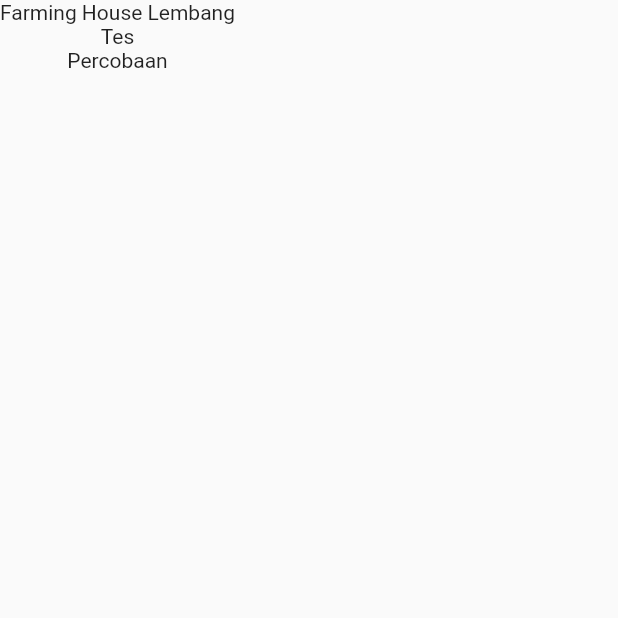
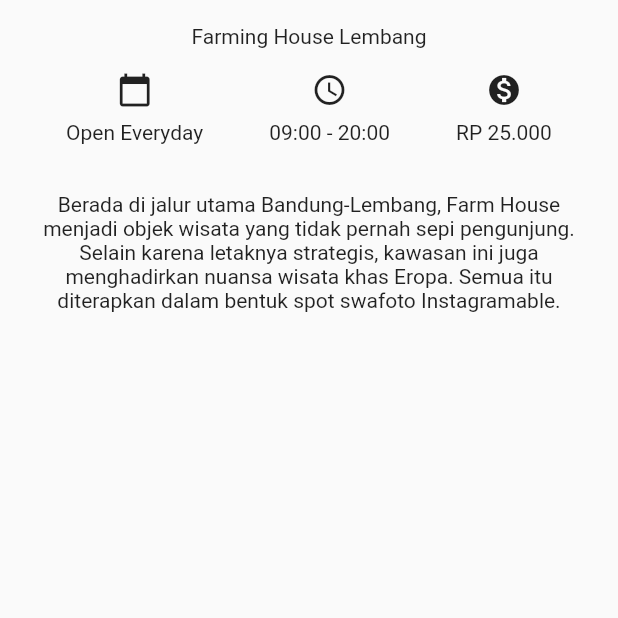
Before and after one commit to Erdianus/belajarmobile_dicoding, a Flutter app: the DetailScreen screen opened directly, on a phone screen of 412 x 824 dp, the top half of it. Run offline on Flutter 3.47's test engine with Material 2 defaults, Android fonts, the phone set to English and light mode, and no system bars.

Commit message:
menambahkan icon

```diff
--- a/lib/main.dart
+++ b/lib/main.dart
@@ -11,17 +11,85 @@
         theme: ThemeData(
           primarySwatch: Colors.green,
         ),
-        home: Gambar());
+        home: DetailScreen());
   }
 }
+
+// class DropDown  extends StatefulWidget {
+//   @override
+//   _DropDownState createState() => _DropDownState();
+// }
+
+// class _State extends State<> {
+//   @override
+//   Widget build(BuildContext context) {
+//     return Container(
+
+//     );
+//   }
+// }
 
 class DetailScreen extends StatelessWidget {
   @override
   Widget build(BuildContext context) {
     return Scaffold(
-        body: Column(
-      children: [Text('Farming House Lembang'), Text('Tes'), Text('Percobaan')],
-    ));
+      body: SafeArea(
+        child: Column(
+          crossAxisAlignment: CrossAxisAlignment.stretch,
+          children: [
+            Container(
+              margin: EdgeInsets.only(top: 16),
+              child: Text(
+                'Farming House Lembang',
+                textAlign: TextAlign.center,
+              ),
+            ),
+            Container(
+              margin: EdgeInsets.symmetric(vertical: 16),
+              child: Row(
+                mainAxisAlignment: MainAxisAlignment.spaceEvenly,
+                children: [
+                  Column(
+                    children: [
+                      Icon(Icons.calendar_today),
+                      SizedBox(
+                        height: 8.0,
+                      ),
+                      Text("Open Everyday"),
+                    ],
+                  ),
+                  Column(
+                    children: [
+                      Icon(Icons.access_time),
+                      SizedBox(
+                        height: 8.0,
+                      ),
+                      Text("09:00 - 20:00"),
+                    ],
+                  ),
+                  Column(
+                    children: [
+                      Icon(Icons.monetization_on),
+                      SizedBox(
+                        height: 8.0,
+                      ),
+                      Text("RP 25.000"),
+                    ],
+                  ),
+                ],
+              ),
+            ),
+            Container(
+              padding: EdgeInsets.all(16),
+              child: Text(
+                'Berada di jalur utama Bandung-Lembang, Farm House menjadi objek wisata yang tidak pernah sepi pengunjung. Selain karena letaknya strategis, kawasan ini juga menghadirkan nuansa wisata khas Eropa. Semua itu diterapkan dalam bentuk spot swafoto Instagramable.',
+                textAlign: TextAlign.center,
+              ),
+            ),
+          ],
+        ),
+      ),
+    );
   }
 }
 
@@ -36,7 +104,7 @@
             Container(
               width: 200,
               height: 250,
-              margin: EdgeInsets.only(bottom: 14),
+              margin: EdgeInsets.all(14),
               color: Colors.black,
             ),
             Container(
```
